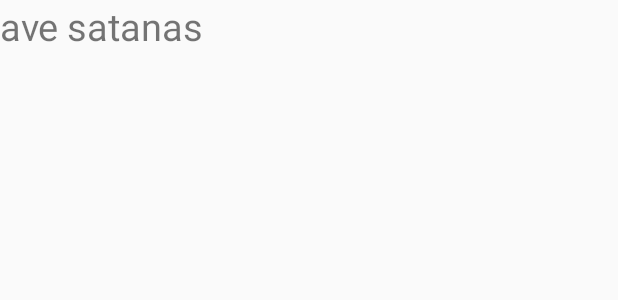
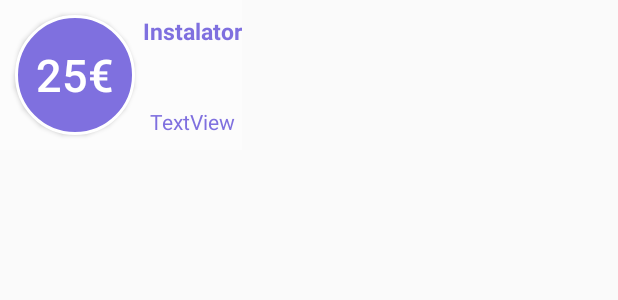
Before and after one commit to AndrewBarzu/LogReg, an Android app: the layout offer_item.xml on its own in the app's theme, with its tools: preview values and no code run, on a phone screen of 412 x 824 dp. Shown: the top 300 px of the screen. Run offline under Robolectric (Android 15) with nearby library versions, the phone set to English and light mode, and no system bars.

Commit message:
Styled up the offer list
Also changed profile pic compression ratio (0.1.3)

```diff
--- a/app/build.gradle
+++ b/app/build.gradle
@@ -22,6 +22,7 @@ dependencies {
     implementation fileTree(dir: 'libs', include: ['*.jar'])
     implementation 'com.android.support.constraint:constraint-layout:1.1.2'
     implementation 'com.android.support:support-v4:27.1.1'
+    implementation 'net.hockeyapp.android:HockeySDK:5.1.0'
     testImplementation 'junit:junit:4.12'
     androidTestImplementation 'com.android.support.test:runner:1.0.2'
     androidTestImplementation 'com.android.support.test.espresso:espresso-core:3.0.2'
--- a/app/src/main/java/com/example/xghos/Wrenchy/ProfileFragment.java
+++ b/app/src/main/java/com/example/xghos/Wrenchy/ProfileFragment.java
@@ -130,8 +130,8 @@ public class ProfileFragment extends Fragment {
             cropIntent.putExtra("crop", true);
             cropIntent.putExtra("aspectX", 1);
             cropIntent.putExtra("aspectY", 1);
-            cropIntent.putExtra("outputX", 100);
-            cropIntent.putExtra("outputY", 100);
+            cropIntent.putExtra("outputX", 192);
+            cropIntent.putExtra("outputY", 192);
             cropIntent.putExtra("return-data", true);
             cropIntent.putExtra("scaleUpIfNeeded", true);
             startActivityForResult(cropIntent, PIC_CROP);
--- /dev/null
+++ b/app/src/main/res/drawable/offer_item_bg.xml
@@ -0,0 +1,10 @@
+<?xml version="1.0" encoding="utf-8"?>
+<ripple xmlns:android="http://schemas.android.com/apk/res/android" android:color="@color/colorPrimaryDark">
+    <item>
+        <shape android:shape="rectangle">
+            <solid
+                android:color="#90FFFFFF"
+                />
+        </shape>
+    </item>
+</ripple>
--- /dev/null
+++ b/app/src/main/res/drawable/offer_price_tag_res.xml
@@ -0,0 +1,21 @@
+<?xml version="1.0" encoding="utf-8"?>
+<selector xmlns:android="http://schemas.android.com/apk/res/android">
+    <item>
+        <shape android:shape="rectangle">
+            <corners
+                android:radius="50dp"
+                />
+            <solid
+                android:color="#7F70DF"
+                />
+            <padding
+                android:left="10dp"
+                android:right="10dp"
+                />
+            <stroke
+                android:width="2dp"
+                android:color="#ffffff"
+                />
+        </shape>
+    </item>
+</selector>
--- a/app/src/main/res/layout/fragment_home.xml
+++ b/app/src/main/res/layout/fragment_home.xml
@@ -11,6 +11,7 @@
         android:layout_width="0dp"
         android:layout_height="0dp"
         android:layout_marginTop="20dp"
+        android:dividerHeight="5dp"
         app:layout_constraintBottom_toBottomOf="parent"
         app:layout_constraintEnd_toEndOf="parent"
         app:layout_constraintStart_toStartOf="parent"
--- a/app/src/main/res/layout/offer_item.xml
+++ b/app/src/main/res/layout/offer_item.xml
@@ -3,14 +3,58 @@
     xmlns:app="http://schemas.android.com/apk/res-auto"
     xmlns:tools="http://schemas.android.com/tools"
     android:layout_width="wrap_content"
-    android:layout_height="wrap_content">
+    android:layout_height="wrap_content"
+    android:background="@drawable/offer_item_bg"
+    android:clickable="true">
 
     <TextView
-        android:id="@+id/offerNumber"
-        android:layout_width="195dp"
-        android:layout_height="44dp"
-        android:text="ave satanas"
+        android:id="@+id/offerName"
+        android:layout_width="wrap_content"
+        android:layout_height="wrap_content"
+        android:layout_marginStart="5dp"
+        android:layout_marginTop="35dp"
         android:textSize="25sp"
+        app:layout_constraintStart_toEndOf="@+id/offerPrice"
+        app:layout_constraintTop_toTopOf="parent" />
+
+    <Button
+        android:id="@+id/offerPrice"
+        android:layout_width="80dp"
+        android:layout_height="80dp"
+        android:layout_marginBottom="10dp"
+        android:layout_marginStart="10dp"
+        android:layout_marginTop="10dp"
+        android:background="@drawable/offer_price_tag_res"
+        android:text="25€"
+        android:textColor="@android:color/white"
+        android:textSize="30sp"
+        android:clickable="false"
+        app:layout_constraintBottom_toBottomOf="parent"
         app:layout_constraintStart_toStartOf="parent"
         app:layout_constraintTop_toTopOf="parent" />
+
+    <TextView
+        android:id="@+id/offerorName"
+        android:layout_width="wrap_content"
+        android:layout_height="wrap_content"
+        android:layout_marginStart="5dp"
+        android:layout_marginTop="10dp"
+        android:text="Instalator"
+        android:textColor="#7F70DF"
+        android:textSize="15sp"
+        android:textStyle="bold"
+        app:layout_constraintStart_toEndOf="@+id/offerPrice"
+        app:layout_constraintTop_toTopOf="parent" />
+
+    <TextView
+        android:id="@+id/offerLocation"
+        android:layout_width="wrap_content"
+        android:layout_height="wrap_content"
+        android:layout_marginStart="10dp"
+        android:layout_marginTop="40dp"
+        android:text="TextView"
+        android:textColor="#7F70DF"
+        app:layout_constraintStart_toEndOf="@+id/offerPrice"
+        app:layout_constraintTop_toBottomOf="@+id/offerorName" />
+
 </android.support.constraint.ConstraintLayout>
--- a/app/src/main/res/values/strings.xml
+++ b/app/src/main/res/values/strings.xml
@@ -30,4 +30,5 @@
     <string name="new_password">New password</string>
     <string name="confirm_newp">Confirm password</string>
     <string name="change_password">Change password</string>
+
 </resources>
--- a/build.gradle
+++ b/build.gradle
@@ -8,7 +8,6 @@ buildscript {
     }
     dependencies {
         classpath 'com.android.tools.build:gradle:3.1.2'
-
         // NOTE: Do not place your application dependencies here; they belong
         // in the individual module build.gradle files
     }
```
Also changed, not shown: app/src/main/java/com/example/xghos/Wrenchy/DateAdapter.java (+3 -20 lines), app/src/main/java/com/example/xghos/Wrenchy/HomeFragment.java (+7 -0 lines), app/src/main/java/com/example/xghos/Wrenchy/LoginFragment.java (+18 -2 lines), app/src/main/java/com/example/xghos/Wrenchy/MyOffer.java (added, +41 -0 lines), app/src/main/java/com/example/xghos/Wrenchy/OfferAdapter.java (+13 -6 lines), app/src/main/res/drawable/date_item_bg.xml (added, +10 -0 lines), app/src/main/res/layout/date_item.xml (+4 -4 lines), 2 other files.
